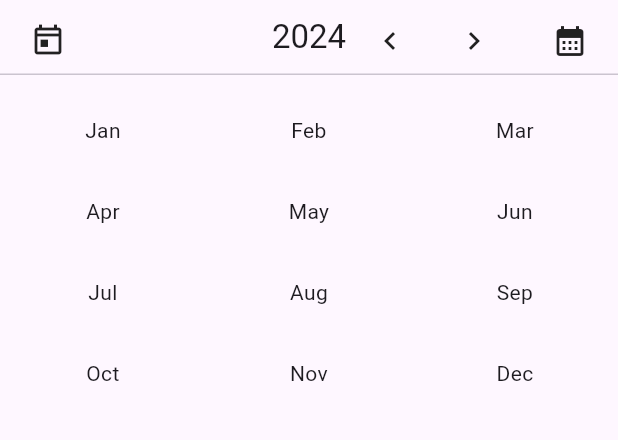
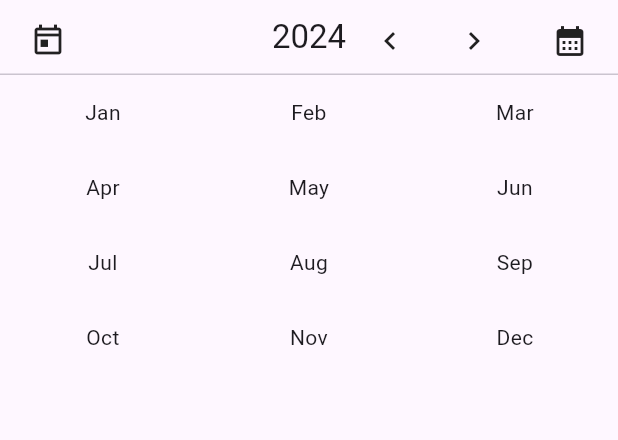
Before and after one commit to mobilesoftcode/calendar_advanced, a Flutter app: the screen it shows after launch, after a tap on the "chevron left" icon, on a phone screen of 412 x 824 dp, the part 84-524 px from its top. Run offline on Flutter 3.47's test engine with Material 3 defaults, Android fonts, the phone set to English and light mode, and no system bars.

Commit message:
Remove  padding from calendar headers and cells

```diff
--- a/lib/calendar_advanced.dart
+++ b/lib/calendar_advanced.dart
@@ -11,6 +11,9 @@ import 'src/ui/calendar_day_view.dart';
 import 'src/ui/calendar_month_view.dart';
 
 export 'src/logic/calendar_advanced_controller.dart';
+export 'src/ui/default_components/default_calendar_cell.dart';
+export 'src/ui/default_components/default_calendar_header.dart';
+export 'src/ui/default_components/default_calendar_day_header.dart';
 
 enum CalendarMode {
   day,
--- a/lib/src/ui/calendar_month_view.dart
+++ b/lib/src/ui/calendar_month_view.dart
@@ -27,9 +27,6 @@ class CalendarMonthView extends StatelessWidget {
         const Divider(
           height: 0,
         ),
-        const SizedBox(
-          height: 10,
-        ),
         _calendarDates(dates: dates),
       ],
     );
@@ -45,8 +42,7 @@ class CalendarMonthView extends StatelessWidget {
         children: List.generate(
           headerDates.length,
           (index) => Expanded(
-            child: calendarDayHeaderBuilder(
-                headerDates[index],
+            child: calendarDayHeaderBuilder(headerDates[index],
                 context.read<CalendarAdvancedController>().mode),
           ),
         ),
@@ -56,8 +52,7 @@ class CalendarMonthView extends StatelessWidget {
 
   Widget _calendarDates({required List<DateTime> dates}) {
     return Builder(builder: (context) {
-      final daysInWeek =
-          DateTime.daysPerWeek -
+      final daysInWeek = DateTime.daysPerWeek -
           context.read<CalendarAdvancedController>().hiddenWeekdays.length;
       var numberOfWeeks = dates.length / daysInWeek;
 
@@ -113,7 +108,6 @@ class CalendarMonthView extends StatelessWidget {
                     child: cellContent[index].content)),
           ),
         ],
-
       );
     });
   }
--- a/lib/src/ui/calendar_year_view.dart
+++ b/lib/src/ui/calendar_year_view.dart
@@ -20,9 +20,6 @@ class CalendarYearView extends StatelessWidget {
         const Divider(
           height: 0,
         ),
-        const SizedBox(
-          height: 10,
-        ),
         _calendarDates(dates: dates),
       ],
     );
@@ -35,16 +32,13 @@ class CalendarYearView extends StatelessWidget {
       return Column(
         children: List.generate(
           4,
-          (index) => Padding(
-            padding: const EdgeInsets.symmetric(vertical: 2),
-            child: Row(
+          (index) => Row(
             crossAxisAlignment: CrossAxisAlignment.start,
             children: List.generate(
               numberOfMonthsPerRow,
               (rowIndex) => Expanded(
                 child: _cellBuilder(
                   dates[numberOfMonthsPerRow * index + rowIndex],
-                  ),
                 ),
               ),
             ),
```
Also changed, not shown: lib/src/ui/calendar_multi_year_view.dart (+1 -7 lines), lib/src/ui/calendar_week_view.dart (+1 -6 lines). Lines whose indentation alone changed are shown as unchanged.
